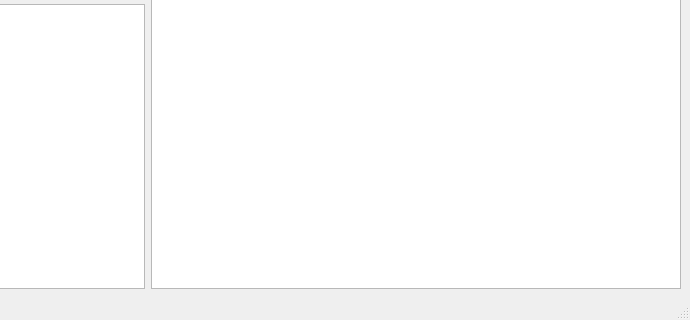
Old version of the form dedalus/ui/browser/browserUi.ui in the repository xzoert/dedalus; both pictures show x 164 to 854 and y 239 to 559 of the 854 by 559 pixel window.
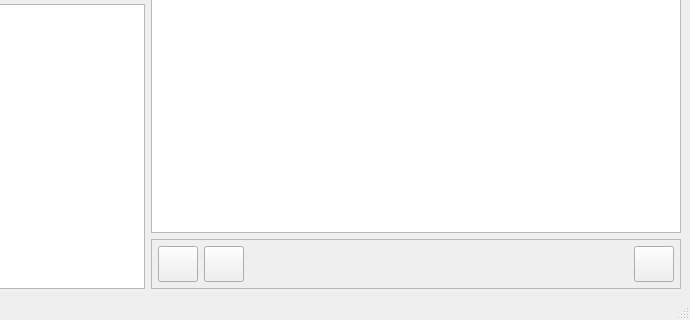
New version of the form. Icons and pictures are not drawn. Custom widgets are drawn as their Qt base class.

Commit message: browser rewritten

What changed in the file:
```diff
--- a/dedalus/ui/browser/browserUi.ui
+++ b/dedalus/ui/browser/browserUi.ui
@@ -101,20 +101,113 @@
        <property name="margin">
         <number>0</number>
        </property>
-       <item row="1" column="0">
-        <widget class="QTableWidget" name="resourceTable">
-         <property name="styleSheet">
-          <string notr="true"/>
+       <item row="2" column="0">
+        <widget class="QFrame" name="frame">
+         <property name="frameShape">
+          <enum>QFrame::StyledPanel</enum>
          </property>
-         <property name="alternatingRowColors">
-          <bool>false</bool>
+         <property name="frameShadow">
+          <enum>QFrame::Raised</enum>
          </property>
-         <attribute name="horizontalHeaderVisible">
-          <bool>false</bool>
-         </attribute>
-         <attribute name="verticalHeaderVisible">
-          <bool>false</bool>
-         </attribute>
+         <layout class="QVBoxLayout" name="verticalLayout_3">
+          <property name="margin">
+           <number>6</number>
+          </property>
+          <item>
+           <widget class="QWidget" name="widget_6" native="true">
+            <layout class="QHBoxLayout" name="horizontalLayout_4">
+             <property name="margin">
+              <number>0</number>
+             </property>
+             <item>
+              <widget class="QPushButton" name="taggerButton">
+               <property name="minimumSize">
+                <size>
+                 <width>36</width>
+                 <height>36</height>
+                </size>
+               </property>
+               <property name="text">
+                <string/>
+               </property>
+               <property name="icon">
+                <iconset resource="../icons/icons.qrc">
+                 <normaloff>:/dedalus/tagger.svg</normaloff>:/dedalus/tagger.svg</iconset>
+               </property>
+               <property name="iconSize">
+                <size>
+                 <width>20</width>
+                 <height>20</height>
+                </size>
+               </property>
+              </widget>
+             </item>
+             <item>
+              <widget class="QPushButton" name="directoryButton">
+               <property name="minimumSize">
+                <size>
+                 <width>36</width>
+                 <height>36</height>
+                </size>
+               </property>
+               <property name="toolTip">
+                <string>Open parent directory</string>
+               </property>
+               <property name="text">
+                <string/>
+               </property>
+               <property name="icon">
+                <iconset resource="../icons/icons.qrc">
+                 <normaloff>:/dedalus/directory.svg</normaloff>:/dedalus/directory.svg</iconset>
+               </property>
+               <property name="iconSize">
+                <size>
+                 <width>24</width>
+                 <height>24</height>
+                </size>
+               </property>
+              </widget>
+             </item>
+             <item>
+              <spacer name="horizontalSpacer">
+               <property name="orientation">
+                <enum>Qt::Horizontal</enum>
+               </property>
+               <property name="sizeHint" stdset="0">
+                <size>
+                 <width>40</width>
+                 <height>20</height>
+                </size>
+               </property>
+              </spacer>
+             </item>
+             <item>
+              <widget class="QPushButton" name="deleteButton">
+               <property name="minimumSize">
+                <size>
+                 <width>36</width>
+                 <height>36</height>
+                </size>
+               </property>
+               <property name="text">
+                <string/>
+               </property>
+               <property name="icon">
+                <iconset resource="../icons/icons.qrc">
+                 <normaloff>:/dedalus/delete.svg</normaloff>:/dedalus/delete.svg</iconset>
+               </property>
+               <property name="iconSize">
+                <size>
+                 <width>20</width>
+                 <height>20</height>
+                </size>
+               </property>
+              </widget>
+             </item>
+            </layout>
+           </widget>
+          </item>
+         </layout>
         </widget>
        </item>
        <item row="0" column="0">
@@ -162,6 +255,9 @@
          </layout>
         </widget>
        </item>
+       <item row="1" column="0">
+        <widget class="QTableView" name="resourceTable"/>
+       </item>
       </layout>
      </widget>
     </item>
@@ -185,6 +281,11 @@
    <extends>QGraphicsView</extends>
    <header>dedalus/ui/TagCloudView.h</header>
   </customwidget>
+  <customwidget>
+   <class>TagEntry</class>
+   <extends>QLineEdit</extends>
+   <header>dedalus/ui/TagEntry.h</header>
+  </customwidget>
  </customwidgets>
  <resources>
   <include location="../icons/icons.qrc"/>
```
Left out of the diff: 17 changed lines with no effect on the pictures. The commit also changes 31 other files.
